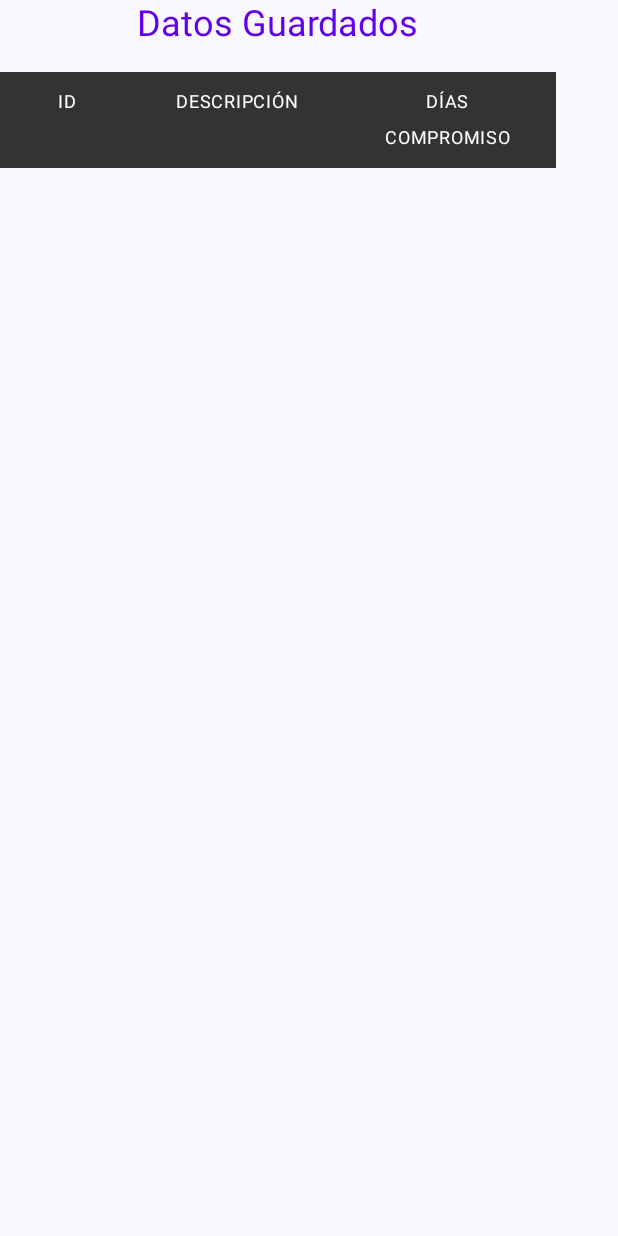
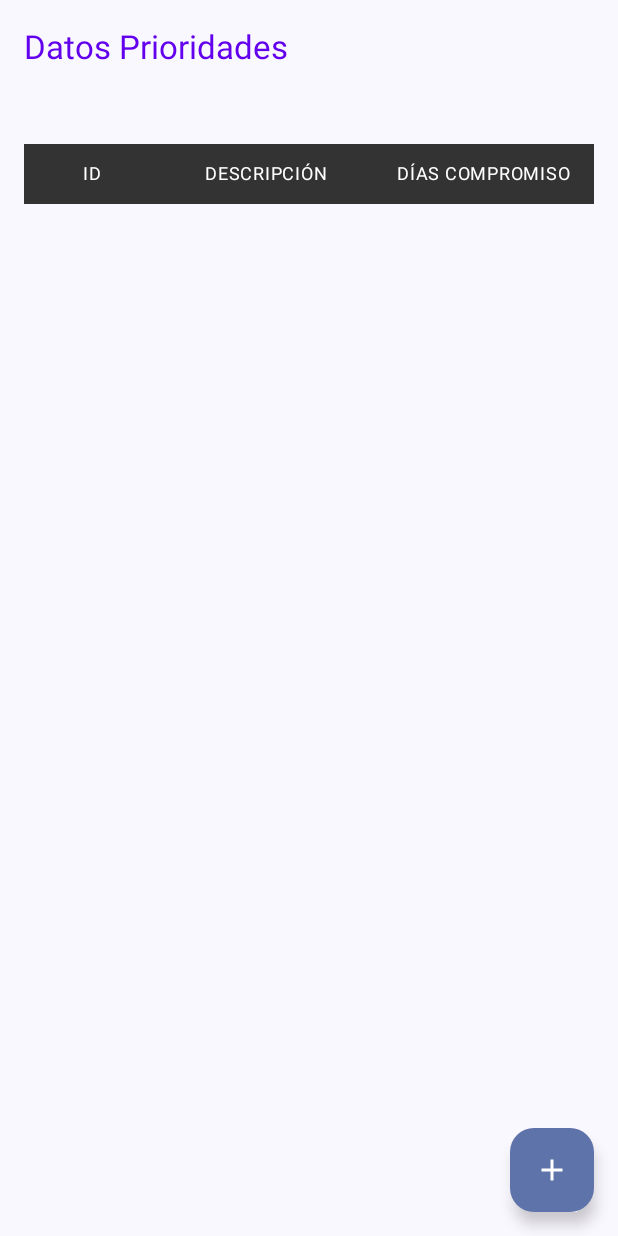
Before and after one commit to Ruth2002Casilla/Prioridades-Android, an Android app built with Jetpack Compose: the composable PrioritiesTable called with empty values, on a phone screen of 412 x 824 dp. Run offline under Robolectric (Android 15) with nearby library versions, the phone set to English and light mode, and no system bars; 3 statements that could not run were skipped.

Commit message:
Preparando la navegacion en PrioritiesTable.kt

```diff
--- a/app/src/main/java/edu/ucne/composedemo/presentation/prioridades/PrioritiesTable.kt
+++ b/app/src/main/java/edu/ucne/composedemo/presentation/prioridades/PrioritiesTable.kt
@@ -10,25 +10,54 @@ import androidx.compose.foundation.layout.padding
 import androidx.compose.material3.MaterialTheme
 import androidx.compose.material3.Text
 import androidx.compose.runtime.Composable
-import androidx.compose.ui.Alignment
 import androidx.compose.ui.Modifier
 import androidx.compose.ui.graphics.Color
 import androidx.compose.ui.text.style.TextAlign
 import androidx.compose.ui.unit.dp
 import androidx.compose.ui.unit.sp
 import edu.ucne.composedemo.data.local.entities.PrioridadEntity
+import androidx.compose.foundation.layout.*
+import androidx.compose.foundation.lazy.LazyColumn
+import androidx.compose.foundation.lazy.items
+import androidx.compose.material.icons.Icons
+import androidx.compose.material.icons.filled.Add
+import androidx.compose.material3.*
 
+@OptIn(ExperimentalMaterial3Api::class)
 @Composable
-fun PrioritiesTable(prioridadesList: List<PrioridadEntity>) {
-    Column(modifier = Modifier.fillMaxWidth(0.9f)) {
+fun PrioritiesTable(
+    prioridadesList: List<PrioridadEntity>,
+    onAddPriority: () -> Unit
+) {
+    Scaffold(
+        modifier = Modifier.fillMaxSize(),
+        topBar = {
+            TopAppBar(
+                title = {
                     Text(
-            text = "Datos Guardados",
-            style = MaterialTheme.typography.headlineSmall.copy(fontSize = 24.sp, color = Color(0xFF6200EE)),
-            modifier = Modifier.align(Alignment.CenterHorizontally)
+                        text = "Datos Prioridades",
+                        style = MaterialTheme.typography.titleLarge.copy(color = Color(0xFF6200EE))
                     )
-
+                }
+            )
+        },
+        floatingActionButton = {
+            FloatingActionButton(onClick = onAddPriority) {
+                Icon(Icons.Filled.Add, contentDescription = "Agregar nueva prioridad")
+            }
+        }
+    ) { innerPadding ->
+        Column(
+            modifier = Modifier
+                .fillMaxSize()
+                .padding(innerPadding)
+                .padding(16.dp)
+        ) {
             Spacer(modifier = Modifier.height(16.dp))
 
+            LazyColumn {
+                item {
+                    // Header Row
                     Row(
                         modifier = Modifier
                             .fillMaxWidth()
@@ -59,8 +88,9 @@ fun PrioritiesTable(prioridadesList: List<PrioridadEntity>) {
                     }
 
                     Spacer(modifier = Modifier.height(8.dp))
-
-        prioridadesList.forEach { prioridad ->
+                }
+                items(prioridadesList) { prioridad ->
+                    // Data Rows
                     Row(
                         modifier = Modifier
                             .fillMaxWidth()
@@ -94,3 +124,5 @@ fun PrioritiesTable(prioridadesList: List<PrioridadEntity>) {
                 }
             }
         }
+    }
+}
```
Lines whose indentation alone changed are shown as unchanged.
